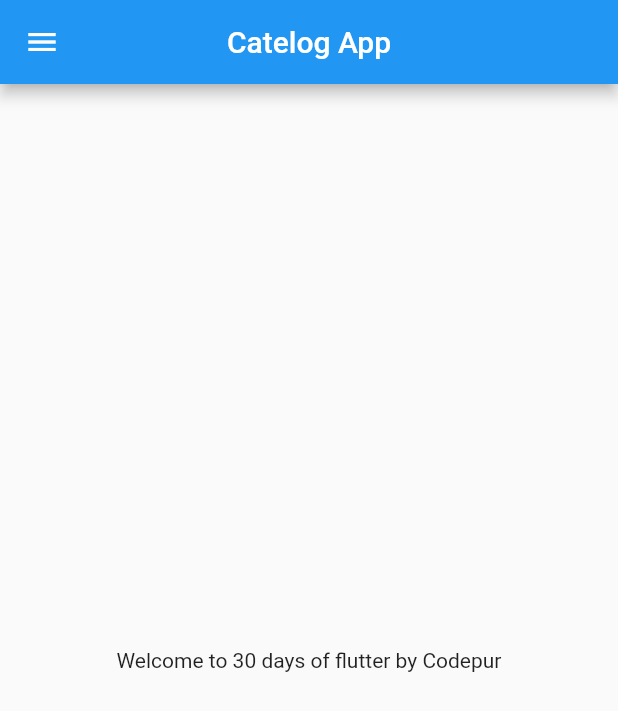
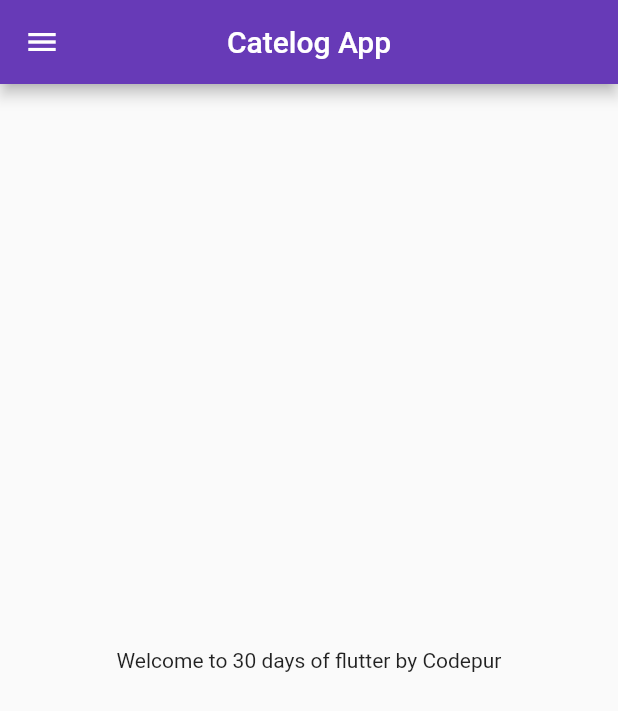
Before and after one commit to gohdg/fullterIn30days, a Flutter app: the screen it shows after launch, on a phone screen of 412 x 824 dp. Shown: the top 711 px of the screen. Run offline on Flutter 3.47's test engine with Material 2 defaults, Android fonts, the phone set to English and light mode, and no system bars.

Commit message:
Day3 completed.

```diff
--- a/lib/main.dart
+++ b/lib/main.dart
@@ -1,5 +1,8 @@
+import 'dart:io';
+
 import 'package:flutter/material.dart';
-import 'package:flutter_catelog/home_page.dart';
+import 'package:flutter_catelog/pages/home_page.dart';
+import 'package:flutter_catelog/pages/login_page.dart';
 
 void main() {
   runApp(MyApp());
@@ -10,9 +13,20 @@ class MyApp extends StatelessWidget {
 
   @override
   Widget build(BuildContext context) {
-
     return MaterialApp(
-      home: HomePage()
+      // home: HomePage(),
+      themeMode: ThemeMode.light,
+      theme: ThemeData(primarySwatch: Colors.deepPurple),
+      darkTheme: ThemeData(
+        brightness: Brightness.dark,
+        // primarySwatch: Colors.green,
+      ),
+      initialRoute: '/home',
+      routes: {
+        '/': (context) => LoginPage(),
+        '/home': (context) => HomePage(),
+        '/login': (context) => LoginPage()
+      },
     );
   }
 }
```
Also changed, not shown: lib/pages/login_page.dart (added, +20 -0 lines), lib/pages/home_page.dart (renamed from lib/home_page.dart).
